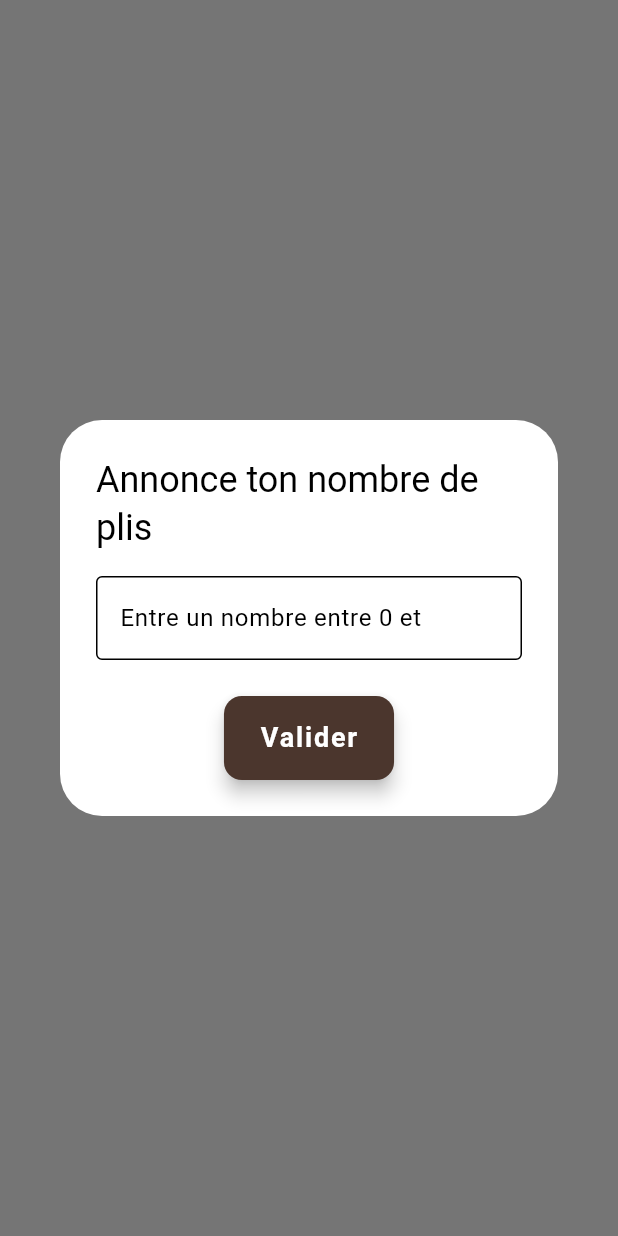
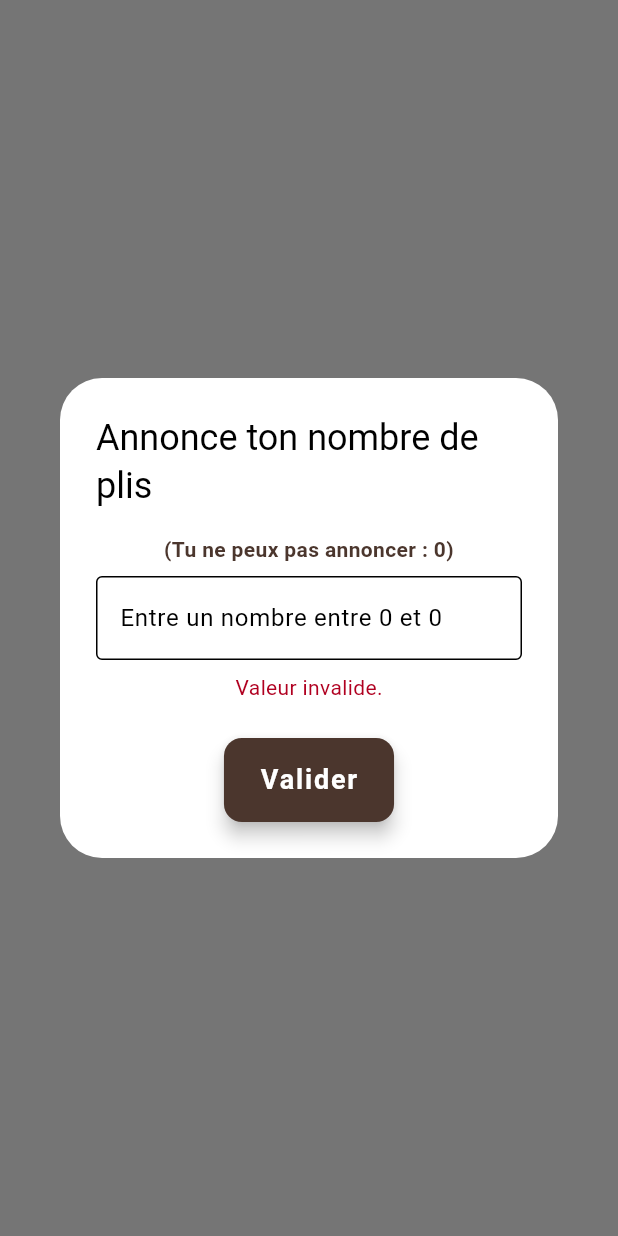
Before and after one commit to AntoineCuinet/game-tarot, a Flutter app: what numberInputDialog() shows on an empty page, opened directly with empty values, after a tap on "Valider", on a phone screen of 412 x 824 dp. Run offline on Flutter 3.47's test engine with Material 3 defaults, Android fonts, the phone set to English and light mode, and no system bars.

Commit message:
feat: continue gameplay

```diff
--- a/game_tarot_cuinet/lib/models/turn_model.dart
+++ b/game_tarot_cuinet/lib/models/turn_model.dart
@@ -3,7 +3,7 @@ import 'trick_model.dart';
 import 'player_model.dart';
 import 'deck_model.dart';
 import 'card_model.dart';
-import '../views/game_input_dialog.dart';
+import '../widgets/game_input_dialog.dart';
 
 class TurnModel {
   final List<PlayerModel> players;
@@ -18,7 +18,7 @@ class TurnModel {
   }
 
   Future<void> playTurn({
-    required Future<int?> Function(PlayerModel player, int maxValue) onHumanAnnounce,
+    required Future<int?> Function(PlayerModel player, int maxValue, {int? forbiddenValue}) onHumanAnnounce,
     required Future<CardModel?> Function(PlayerModel player, List<CardModel> hand) onHumanPlay,
     required void Function(PlayerModel player, int announced) onAnnounceDisplayed,
     required void Function(PlayerModel player, CardModel card) onCardPlayed,
@@ -79,7 +79,7 @@ class TurnModel {
     }
 
     final scoresMessage = players
-        .map((p) => '${p.name} : ${p.pointsRemaining} cartes restantes, ${p.ordinaryCards.first.name}')
+        .map((p) => '${p.name} : ${p.pointsRemaining} points restants')
         .join('\n');
 
     await gameInputDialog(
--- a/game_tarot_cuinet/lib/views/home_page.dart
+++ b/game_tarot_cuinet/lib/views/home_page.dart
@@ -1,6 +1,6 @@
 import 'package:flutter/material.dart';
 import 'player_page.dart';
-import 'custom_button.dart';
+import '../widgets/custom_button.dart';
 
 class HomePage extends StatefulWidget {
   const HomePage({super.key, required this.title});
--- a/game_tarot_cuinet/lib/views/number_input_dialog.dart
+++ /dev/null
@@ -1,42 +0,0 @@
-import 'package:flutter/material.dart';
-import '../main.dart';
-import 'custom_button.dart';
-
-Future<int?> numberInputDialog(BuildContext context, max) async {
-  final context = navigatorKey.currentContext;
-  if (context == null) return null;
-  final TextEditingController controller = TextEditingController();
-
-  return await showDialog<int>(
-    context: context,
-    barrierDismissible: false,
-    builder: (context) {
-      return AlertDialog(
-        backgroundColor: Theme.of(context).colorScheme.surface,
-        title: const Text('Annonce ton nombre de plis'),
-        content: TextField(
-          controller: controller,
-          keyboardType: TextInputType.number,
-          decoration: InputDecoration(
-            hintText: 'Entre un nombre entre 0 et $max',
-            border: const OutlineInputBorder(),
-          ),
-        ),
-        actions: [
-          Center(
-            child: CustomButton(
-              text: 'Valider',
-              onPressed: () {
-                final text = controller.text.trim();
-                final value = int.tryParse(text);
-                if (value != null && value >= 0 && value <= max) {
-                  Navigator.pop(context, value);
-                }
-              },
-            ),
-          ),
-        ],
-      );
-    },
-  );
-}
--- a/game_tarot_cuinet/lib/views/player_page.dart
+++ b/game_tarot_cuinet/lib/views/player_page.dart
@@ -2,8 +2,8 @@ import 'package:flutter/material.dart';
 import 'package:provider/provider.dart';
 import '../providers/game_provider.dart';
 import 'game_page.dart';
-import 'player_count_selector.dart';
-import 'custom_button.dart';
+import '../widgets/player_count_selector.dart';
+import '../widgets/custom_button.dart';
 
 class PlayerPage extends StatefulWidget {
   const PlayerPage({super.key});
--- /dev/null
+++ b/game_tarot_cuinet/lib/widgets/number_input_dialog.dart
@@ -0,0 +1,79 @@
+import 'package:flutter/material.dart';
+import '../main.dart';
+import 'custom_button.dart';
+
+Future<int?> numberInputDialog(BuildContext context, int max, {int? forbiddenValue}) async {
+  final context = navigatorKey.currentContext;
+  if (context == null) return null;
+  final TextEditingController controller = TextEditingController();
+  String? errorMessage;
+
+  return await showDialog<int>(
+    context: context,
+    barrierDismissible: false,
+    builder: (context) {
+      return StatefulBuilder(
+        builder: (context, setState) {
+          return AlertDialog(
+            backgroundColor: Theme
+                .of(context)
+                .colorScheme
+                .surface,
+            title: const Text('Annonce ton nombre de plis'),
+            content: Column(
+              mainAxisSize: MainAxisSize.min,
+              children: [
+                if (forbiddenValue != null)
+                  Text(
+                    "(Tu ne peux pas annoncer : $forbiddenValue)",
+                    style: TextStyle(
+                      color: Theme.of(context).colorScheme.primary,
+                      fontWeight: FontWeight.bold,
+                    ),
+                    textAlign: TextAlign.center,
+                  ),
+                const SizedBox(height: 8),
+                TextField(
+                  controller: controller,
+                  keyboardType: TextInputType.number,
+                  decoration: InputDecoration(
+                    hintText: 'Entre un nombre entre 0 et $max',
+                    border: const OutlineInputBorder(),
+                  ),
+                ),
+                const SizedBox(height: 8),
+                if (errorMessage != null)
+                  Text(
+                    errorMessage!,
+                    style: TextStyle(color: Theme
+                        .of(context)
+                        .colorScheme
+                        .error),
+                  ),
+              ],
+            ),
+            actions: [
+              Center(
+                child: CustomButton(
+                  text: 'Valider',
+                  onPressed: () {
+                    final text = controller.text.trim();
+                    final value = int.tryParse(text);
+                    if (value == null || value < 0 || value > max || value == forbiddenValue) {
+                      setState(() {
+                        errorMessage = "Valeur invalide.";
+                      });
+                      return;
+                    }
+
+                    Navigator.pop(context, value);
+                  },
+                ),
+              ),
+            ],
+          );
+        },
+      );
+    }
+  );
+}
```
Also changed, not shown: game_tarot_cuinet/lib/models/bot_model.dart (added, +16 -0 lines), game_tarot_cuinet/lib/models/trick_model.dart (+25 -16 lines), game_tarot_cuinet/lib/providers/game_provider.dart (+4 -8 lines), game_tarot_cuinet/lib/viewmodels/game_view_model.dart (+38 -10 lines), game_tarot_cuinet/lib/widgets/game_input_dialog.dart (renamed from game_tarot_cuinet/lib/views/game_input_dialog.dart, +6 -2 lines), game_tarot_cuinet/lib/widgets/card_choice_input_dialog.dart (renamed from game_tarot_cuinet/lib/views/card_choice_input_dialog.dart), game_tarot_cuinet/lib/widgets/custom_button.dart (renamed from game_tarot_cuinet/lib/views/custom_button.dart), game_tarot_cuinet/lib/widgets/player_count_selector.dart (renamed from game_tarot_cuinet/lib/views/player_count_selector.dart), 1 other file.
